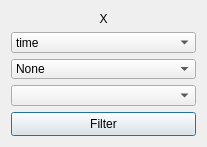
The window that SciDataTool/GUI/WAxisSelector/WAxisSelector.ui (Eomys/SciDataTool) describes before a commit, drawn with Qt 5.
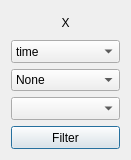
The same window after the commit.

Commit message: [NF] : Adding a new widget with the scroll down area instead of having it directly in DDataPlotter (necesary change to add these plots in manatee), fixing the size of WAxisSelector widgets by giving them a maximum size,

```diff
--- a/SciDataTool/GUI/WAxisSelector/WAxisSelector.ui
+++ b/SciDataTool/GUI/WAxisSelector/WAxisSelector.ui
@@ -6,8 +6,8 @@
    <rect>
     <x>0</x>
     <y>0</y>
-    <width>207</width>
-    <height>147</height>
+    <width>131</width>
+    <height>160</height>
    </rect>
   </property>
   <property name="windowTitle">
@@ -17,7 +17,7 @@
    <item>
     <widget class="QLabel" name="in_name">
      <property name="sizePolicy">
-      <sizepolicy hsizetype="Preferred" vsizetype="Minimum">
+      <sizepolicy hsizetype="Preferred" vsizetype="Preferred">
        <horstretch>0</horstretch>
        <verstretch>0</verstretch>
       </sizepolicy>
@@ -25,13 +25,13 @@
      <property name="minimumSize">
       <size>
        <width>0</width>
-       <height>15</height>
+       <height>0</height>
       </size>
      </property>
      <property name="maximumSize">
       <size>
        <width>16777215</width>
-       <height>15</height>
+       <height>16777215</height>
       </size>
      </property>
      <property name="text">
@@ -45,7 +45,7 @@
    <item>
     <widget class="QComboBox" name="c_axis">
      <property name="sizePolicy">
-      <sizepolicy hsizetype="Preferred" vsizetype="Fixed">
+      <sizepolicy hsizetype="Preferred" vsizetype="Preferred">
        <horstretch>0</horstretch>
        <verstretch>0</verstretch>
       </sizepolicy>
@@ -53,7 +53,7 @@
      <property name="minimumSize">
       <size>
        <width>0</width>
-       <height>18</height>
+       <height>0</height>
       </size>
      </property>
      <property name="maximumSize">
@@ -91,10 +91,16 @@
    </item>
    <item>
     <widget class="QComboBox" name="c_action">
+     <property name="sizePolicy">
+      <sizepolicy hsizetype="Preferred" vsizetype="Preferred">
+       <horstretch>0</horstretch>
+       <verstretch>0</verstretch>
+      </sizepolicy>
+     </property>
      <property name="minimumSize">
       <size>
        <width>0</width>
-       <height>18</height>
+       <height>0</height>
       </size>
      </property>
      <item>
@@ -117,7 +123,7 @@
    <item>
     <widget class="QComboBox" name="c_unit">
      <property name="sizePolicy">
-      <sizepolicy hsizetype="Preferred" vsizetype="Fixed">
+      <sizepolicy hsizetype="Preferred" vsizetype="Preferred">
        <horstretch>0</horstretch>
        <verstretch>0</verstretch>
       </sizepolicy>
@@ -125,7 +131,7 @@
      <property name="minimumSize">
       <size>
        <width>0</width>
-       <height>18</height>
+       <height>0</height>
       </size>
      </property>
      <property name="maximumSize">
@@ -138,10 +144,16 @@
    </item>
    <item>
     <widget class="QPushButton" name="b_filter">
+     <property name="sizePolicy">
+      <sizepolicy hsizetype="Preferred" vsizetype="Preferred">
+       <horstretch>0</horstretch>
+       <verstretch>0</verstretch>
+      </sizepolicy>
+     </property>
      <property name="minimumSize">
       <size>
        <width>0</width>
-       <height>24</height>
+       <height>0</height>
       </size>
      </property>
      <property name="text">
```
The commit also changes 11 other files.
